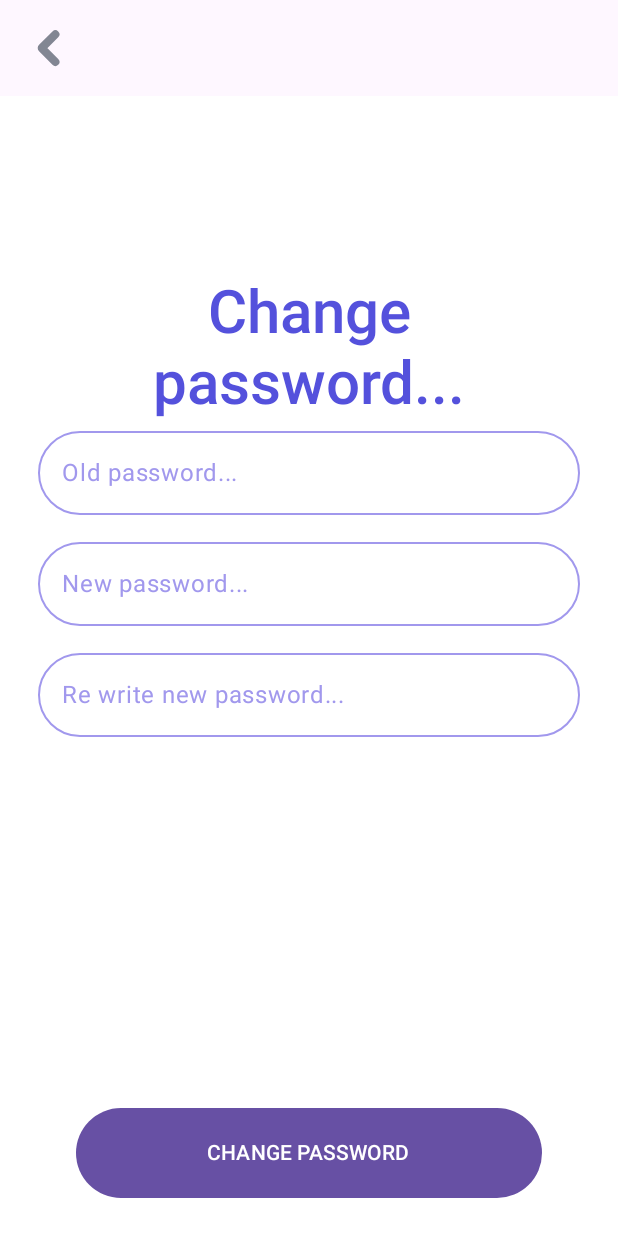
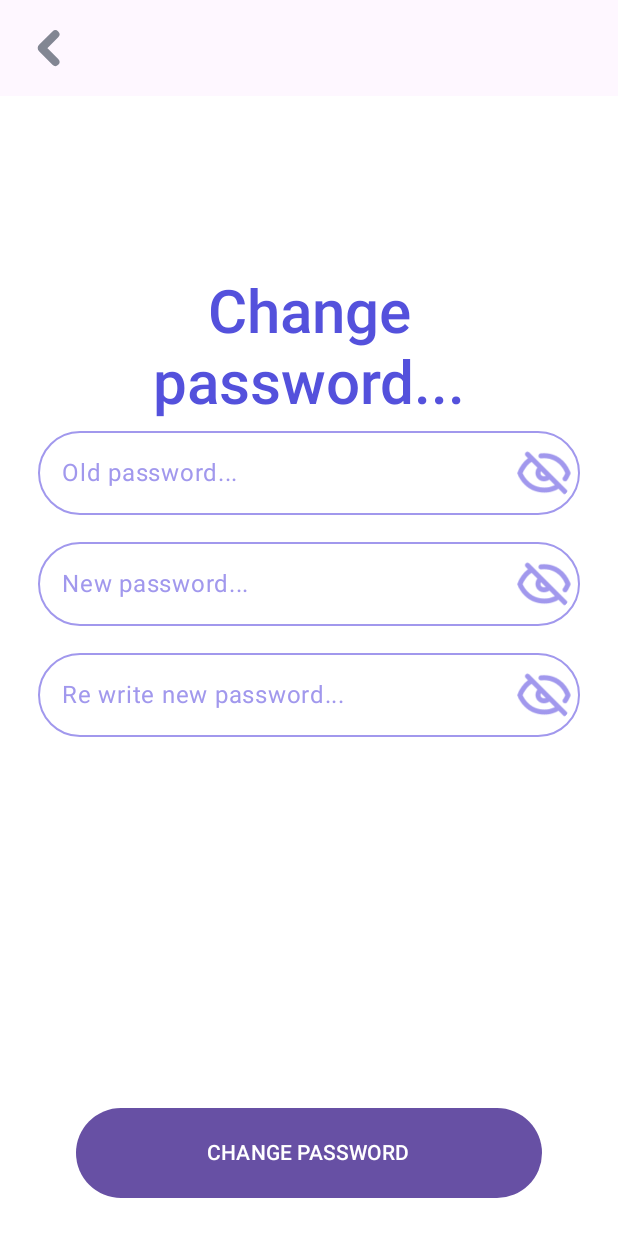
Before and after one commit to martinbouhier/make-your-skill, an Android app built with Jetpack Compose: the NewPasswordRoute screen opened through its navigation route, on a phone screen of 412 x 824 dp. Run offline under Robolectric (Android 15) with nearby library versions, the phone set to English and light mode, and no system bars; our stand-ins replace Dagger/Hilt's generated code.

Commit message:
fix resetPassword

```diff
--- a/app/src/main/java/com/make_your_skill/ui/components/icons/eyes/EyeClosed.kt
+++ b/app/src/main/java/com/make_your_skill/ui/components/icons/eyes/EyeClosed.kt
@@ -6,4 +6,4 @@ import androidx.compose.ui.res.painterResource
 import com.make_your_skill.R
 
 @Composable
-fun getIconEyeOpen(): Painter = painterResource(id = R.drawable.eyeopen)
+fun getIconEyeClosed(): Painter = painterResource(id = R.drawable.eyeclosed)
--- a/app/src/main/java/com/make_your_skill/ui/components/icons/eyes/EyeOpen.kt
+++ b/app/src/main/java/com/make_your_skill/ui/components/icons/eyes/EyeOpen.kt
@@ -6,4 +6,4 @@ import androidx.compose.ui.res.painterResource
 import com.make_your_skill.R
 
 @Composable
-fun getIconEyeClosed(): Painter = painterResource(id = R.drawable.eyeclosed)
+fun getIconEyeOpen(): Painter = painterResource(id = R.drawable.eyeopen)
--- a/app/src/main/java/com/make_your_skill/ui/components/text/textFileds/TextInputLoginRegister.kt
+++ b/app/src/main/java/com/make_your_skill/ui/components/text/textFileds/TextInputLoginRegister.kt
@@ -6,6 +6,7 @@ import androidx.compose.foundation.layout.imePadding
 import androidx.compose.foundation.shape.RoundedCornerShape
 import androidx.compose.foundation.text.KeyboardActions
 import androidx.compose.foundation.text.KeyboardOptions
+import androidx.compose.material3.Icon
 import androidx.compose.material3.IconButton
 import androidx.compose.material3.MaterialTheme
 import androidx.compose.material3.OutlinedTextField
@@ -56,10 +57,10 @@ fun TextInputLogin(
         trailingIcon = {
             if (isPassword) {
                 IconButton(onClick = { showPassword = !showPassword }) {
-                    Image(
-
+                    Icon(
                         painter = if (showPassword) getIconEyeOpen() else getIconEyeClosed(),
                         contentDescription = if (showPassword) "Ocultar contraseña" else "Mostrar contraseña",
+                        tint = color
                     )
                 }
             }
--- a/app/src/main/java/com/make_your_skill/ui/screens/newPassword/NewPasswordScreen.kt
+++ b/app/src/main/java/com/make_your_skill/ui/screens/newPassword/NewPasswordScreen.kt
@@ -119,7 +119,12 @@ fun NewPasswordScreen(
                     error = changePasswordError,
                     focusRequester = focusRequester3,
                     isPassword = true,
-                    color = BackgroundColor2
+                    color = BackgroundColor2,
+                    onImeAction = {
+                        newPasswordViewModel.onClick(
+                            singInViewModel.getToken(),
+                            userInfo!!.user.id
+                        )}
                 )
                 if (changePasswordError != null){
                     Text(
--- a/app/src/main/java/com/make_your_skill/ui/screens/newPassword/NewPasswordViewModel.kt
+++ b/app/src/main/java/com/make_your_skill/ui/screens/newPassword/NewPasswordViewModel.kt
@@ -17,6 +17,8 @@ class NewPasswordViewModel: ViewModel() {
     private val MUST_COMPLETE_INPUTS = "Must complete inputs"
     private val INVALID_PASSWORD = "Password must have a minimum of eight characters, at least one uppercase letter, one lowercase letter, one number and one special character"
     private val PASSWORDS_MUST_MATCH = "New passwords must match"
+    private val PASSWORDS_MUST_BE_DIFFERENT = "New password must be different from the old password" // Nuevo mensaje de error
+
 
     val authService: AuthService = RetrofitServiceFactory.makeRetrofitService<AuthService>()
     private val authModel = AuthModel(authService)
@@ -72,6 +74,9 @@ class NewPasswordViewModel: ViewModel() {
         else if (newPassword.value != reWriteNewPassword.value){
             setChangePasswordError(PASSWORDS_MUST_MATCH)
         }
+        else if (newPassword.value == oldPassword.value){
+            setChangePasswordError(PASSWORDS_MUST_BE_DIFFERENT)
+        }
         else {
             changePassword(token, userId)
         }
```
